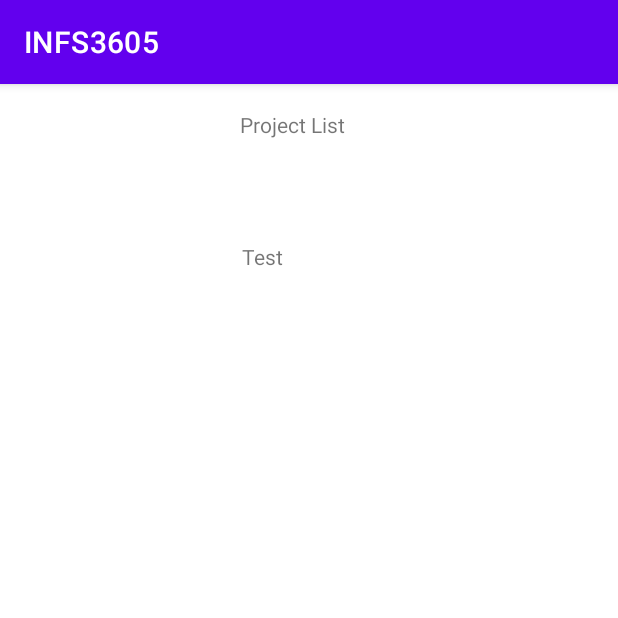
After one commit to jsubrata12/INFS3605, an Android app: the ProjectActivity screen opened directly, with no data from a screen before it, on a phone screen of 412 x 824 dp, the top half of it. The commit adds this screen. Run offline under Robolectric (Android 15) with nearby library versions, the phone set to English and light mode, and no system bars.

Commit message:
Updated Project List

```diff
--- a/app/src/main/AndroidManifest.xml
+++ b/app/src/main/AndroidManifest.xml
@@ -16,6 +16,9 @@
             android:name=".MainActivity"
             android:exported="false" />
         <activity
+            android:name=".ProjectActivity"
+            android:exported="false" />
+        <activity
             android:name=".LoginActivity"
             android:exported="true">
             <intent-filter>
--- /dev/null
+++ b/app/src/main/java/com/example/infs3605/ProjectActivity.java
@@ -0,0 +1,50 @@
+package com.example.infs3605;
+
+import android.content.DialogInterface;
+import android.content.Intent;
+import android.os.Bundle;
+import android.util.Log;
+import android.view.Menu;
+import android.view.MenuInflater;
+import android.view.MenuItem;
+import android.view.View;
+import android.widget.ImageView;
+import android.widget.TextView;
+
+import androidx.appcompat.app.AppCompatActivity;
+import androidx.recyclerview.widget.LinearLayoutManager;
+import androidx.recyclerview.widget.RecyclerView;
+
+import java.util.ArrayList;
+import java.util.List;
+import java.util.concurrent.Executors;
+
+public class ProjectActivity extends AppCompatActivity {
+    private RecyclerView projRV;
+    private ProjectAdapter pAdapter;
+
+    @Override
+    protected void onCreate(Bundle savedInstanceState) {
+        super.onCreate(savedInstanceState);
+        setContentView(R.layout.activity_project);
+
+        // Link the RecyclerView to its xml item and set LayoutManager
+        projRV = findViewById(R.id.projectRV);
+        projRV.setHasFixedSize(true);
+        RecyclerView.LayoutManager layoutManager = new LinearLayoutManager(getApplicationContext());
+        projRV.setLayoutManager(layoutManager);
+
+        // When an Item in the RecyclerView is clicked, a DetailActivity for the specific topic is started
+        ProjectAdapter.OnItemClickListener clickListener = new ProjectAdapter.OnItemClickListener() {
+            @Override
+            public void onClick(View view, String id) {
+            }
+        };
+
+        List<Project> projectList = Project.getProject();
+
+        pAdapter = new ProjectAdapter((ArrayList<Project>) projectList, clickListener);
+        projRV.setAdapter(pAdapter);
+
+    }
+}
--- a/app/src/main/java/com/example/infs3605/ProjectAdapter.java
+++ b/app/src/main/java/com/example/infs3605/ProjectAdapter.java
@@ -12,8 +12,9 @@ import androidx.recyclerview.widget.RecyclerView;
 
 import java.util.ArrayList;
 
-public class ProjectAdapter extends RecyclerView.Adapter<ProjectViewHolder> {
-    private final ArrayList<Project> projList;
+public class ProjectAdapter extends RecyclerView.Adapter<ProjectViewHolder>{
+    private static final String TAG = "Tag";
+    private final ArrayList<Project> listProject;
     private final ProjectAdapter.OnItemClickListener listListener;
 
     public interface OnItemClickListener{
@@ -21,7 +22,7 @@ public class ProjectAdapter extends RecyclerView.Adapter<ProjectViewHolder> {
     }
 
     public ProjectAdapter(ArrayList<Project> lists, ProjectAdapter.OnItemClickListener clickListener){
-        projList = lists;
+        listProject = lists;
         listListener = clickListener;
     }
 
@@ -34,31 +35,30 @@ public class ProjectAdapter extends RecyclerView.Adapter<ProjectViewHolder> {
 
     @Override
     public void onBindViewHolder(@NonNull ProjectViewHolder holder, int position){
-        Project project = projList.get(position);
+        Project project = listProject.get(position);
         holder.name.setText(project.getProjectName());
+        // If the topic boolean isCompleted is true, a completed icon ImageView is set Visible
         holder.itemView.setTag(project.getProjectName());
     }
 
     @Override
     public int getItemCount(){
-        return projList.size();
+        return listProject.size();
     }
 }
 
-class ProjectViewHolder extends RecyclerView.ViewHolder implements View.OnClickListener {
+class ProjectViewHolder extends RecyclerView.ViewHolder implements View.OnClickListener{
     public TextView name;
     private ProjectAdapter.OnItemClickListener clickListener;
 
-    public ProjectViewHolder(@NonNull View itemView, ProjectAdapter.OnItemClickListener listListener) {
+    public ProjectViewHolder(@NonNull View itemView, ProjectAdapter.OnItemClickListener listListener){
         super(itemView);
         this.clickListener = listListener;
         itemView.setOnClickListener(this);
-        name = itemView.findViewById(R.id.projName);
+        name = itemView.findViewById(R.id.tvName);
     }
 
     @Override
-    public void onClick(View view) {
-        clickListener.onClick(view, (String) view.getTag());
-    }
-
+    public void onClick(View view){
+        clickListener.onClick(view, (String) view.getTag());}
 }
--- a/app/src/main/res/layout/activity_project.xml
+++ b/app/src/main/res/layout/activity_project.xml
@@ -7,10 +7,20 @@
 
     <androidx.recyclerview.widget.RecyclerView
         android:id="@+id/projectRV"
-        android:layout_width="409dp"
-        android:layout_height="729dp"
+        android:layout_width="410dp"
+        android:layout_height="674dp"
         android:layout_marginStart="1dp"
-        android:layout_marginTop="1dp"
+        android:layout_marginTop="61dp"
+        app:layout_constraintStart_toStartOf="parent"
+        app:layout_constraintTop_toTopOf="parent" />
+
+    <TextView
+        android:id="@+id/textView"
+        android:layout_width="wrap_content"
+        android:layout_height="wrap_content"
+        android:layout_marginStart="160dp"
+        android:layout_marginTop="17dp"
+        android:text="Project List"
         app:layout_constraintStart_toStartOf="parent"
         app:layout_constraintTop_toTopOf="parent" />
 </androidx.constraintlayout.widget.ConstraintLayout>
--- a/app/src/main/res/layout/project_list_row.xml
+++ b/app/src/main/res/layout/project_list_row.xml
@@ -6,11 +6,11 @@
     android:layout_height="wrap_content">
 
     <TextView
-        android:id="@+id/projName"
+        android:id="@+id/tvName"
         android:layout_width="182dp"
         android:layout_height="34dp"
-        android:layout_marginStart="106dp"
-        android:layout_marginTop="50dp"
+        android:layout_marginStart="160dp"
+        android:layout_marginTop="44dp"
         android:text="TextView"
         app:layout_constraintStart_toStartOf="parent"
         app:layout_constraintTop_toTopOf="parent" />
```
Also changed, not shown: app/src/main/java/com/example/infs3605/MainActivity.java (+14 -0 lines), app/src/main/java/com/example/infs3605/Project.java (+13 -44 lines), app/src/main/res/layout/activity_main.xml (+10 -0 lines).
